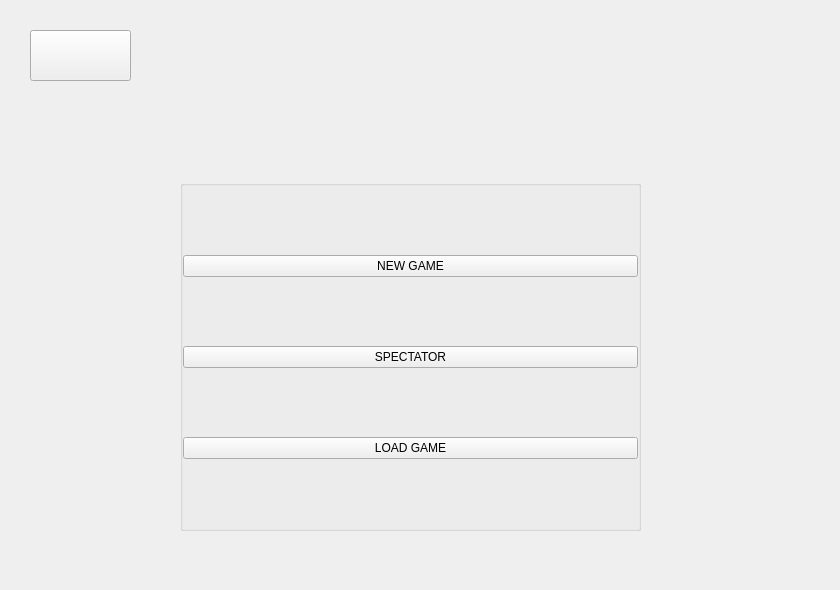
Before: the Qt Designer form Surakarta/mainwindow.ui in zhan2511/QT-Surakarta, drawn with Qt 5.
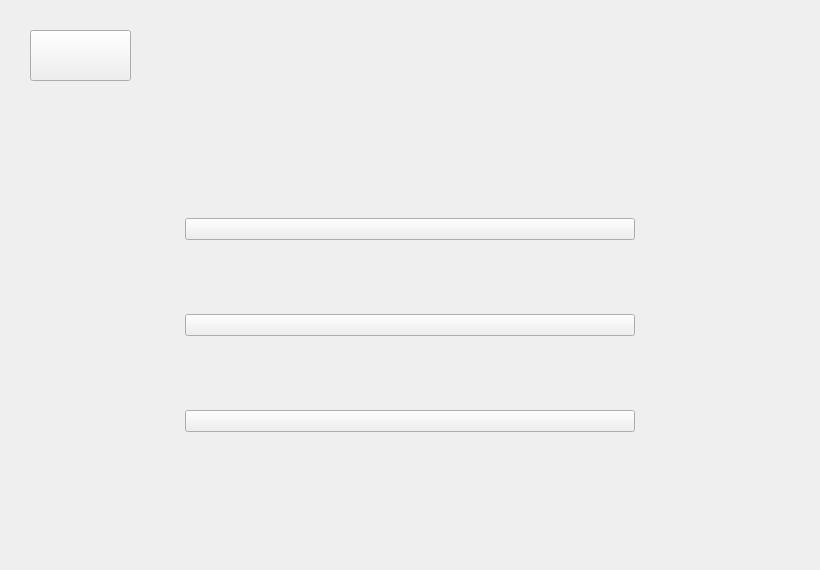
After: the same form once the commit is applied. The open tabs and pages were chosen to show the change. Custom widgets are drawn as their Qt base class.

```diff
--- a/Surakarta/mainwindow.ui
+++ b/Surakarta/mainwindow.ui
@@ -6,8 +6,8 @@
    <rect>
     <x>0</x>
     <y>0</y>
-    <width>840</width>
-    <height>590</height>
+    <width>820</width>
+    <height>570</height>
    </rect>
   </property>
   <property name="minimumSize">
@@ -88,19 +88,31 @@
      <widget class="QGroupBox" name="modeBox">
       <property name="geometry">
        <rect>
-        <x>170</x>
-        <y>170</y>
-        <width>461</width>
-        <height>351</height>
+        <x>175</x>
+        <y>140</y>
+        <width>450</width>
+        <height>350</height>
        </rect>
       </property>
+      <property name="minimumSize">
+       <size>
+        <width>450</width>
+        <height>350</height>
+       </size>
+      </property>
+      <property name="maximumSize">
+       <size>
+        <width>450</width>
+        <height>350</height>
+       </size>
+      </property>
+      <property name="styleSheet">
+       <string notr="true">QGroupBox{Border:0px}</string>
+      </property>
       <property name="title">
        <string/>
       </property>
-      <layout class="QVBoxLayout">
-       <property name="spacing">
-        <number>0</number>
-       </property>
+      <layout class="QGridLayout" name="gridLayout">
        <property name="leftMargin">
         <number>0</number>
        </property>
@@ -113,24 +125,24 @@
        <property name="bottomMargin">
         <number>0</number>
        </property>
-       <item>
-        <widget class="QPushButton" name="newgame">
+       <item row="0" column="0">
+        <widget class="MyPushbutton" name="AIVSGamer">
          <property name="text">
-          <string>NEW GAME</string>
+          <string/>
          </property>
         </widget>
        </item>
-       <item>
-        <widget class="QPushButton" name="spectator">
+       <item row="1" column="0">
+        <widget class="MyPushbutton" name="AIVSAI">
          <property name="text">
-          <string>SPECTATOR</string>
+          <string/>
          </property>
         </widget>
        </item>
-       <item>
-        <widget class="QPushButton" name="loadgame">
+       <item row="2" column="0">
+        <widget class="MyPushbutton" name="loadgame">
          <property name="text">
-          <string>LOAD GAME</string>
+          <string/>
          </property>
         </widget>
        </item>
```
Left out of the diff: 2 changed lines with no effect on the pictures.
